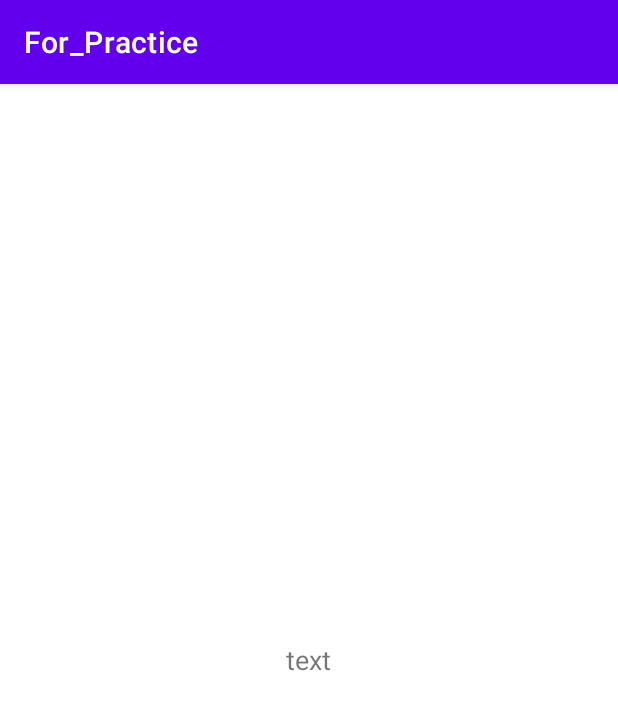
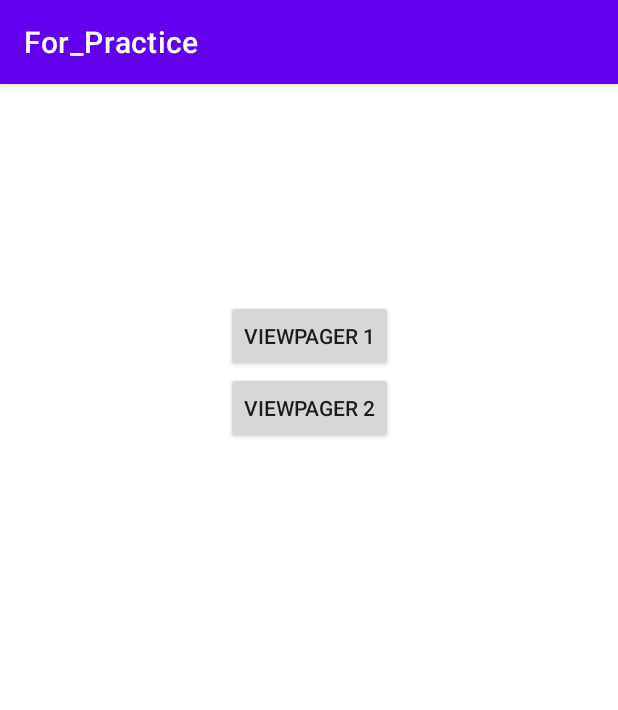
Before and after one commit to krymov-d/For_Practice, an Android app: the screen it shows after launch (MainActivity), on a phone screen of 412 x 824 dp. Shown: the top 710 px of the screen. Run offline under Robolectric (Android 15) with nearby library versions, the phone set to English and light mode, and no system bars.

Commit message:
This practice is bad

```diff
--- a/app/src/main/AndroidManifest.xml
+++ b/app/src/main/AndroidManifest.xml
@@ -25,6 +25,8 @@
                 android:name="android.app.lib_name"
                 android:value="" />
         </activity>
+        <activity android:name="kz.kd.for_practice.ActivityViewPager1" />
+        <activity android:name="kz.kd.for_practice.ActivityViewPager2" />
     </application>
 
 </manifest>
--- a/app/src/main/java/kz/kd/for_practice/MainActivity.kt
+++ b/app/src/main/java/kz/kd/for_practice/MainActivity.kt
@@ -1,8 +1,8 @@
 package kz.kd.for_practice
 
+import android.content.Intent
 import android.os.Bundle
-import android.util.Log
-import android.widget.Toast
+import android.widget.Button
 import androidx.appcompat.app.AppCompatActivity
 import androidx.viewpager.widget.ViewPager
 
@@ -13,36 +13,16 @@ class MainActivity : AppCompatActivity() {
         super.onCreate(savedInstanceState)
         setContentView(R.layout.activity_main)
 
-        viewPager = findViewById(R.id.viewpager)
-        val adapter = MyPagerAdapter()
+        val btnOne: Button = findViewById(R.id.viewpager_1)
+        btnOne.setOnClickListener{
+            val intent = Intent(this, ActivityViewPager1::class.java)
+            startActivity(intent)
+        }
 
-        viewPager.offscreenPageLimit = 1
-        viewPager.currentItem = 2
-        viewPager.adapter = adapter
-        viewPager.addOnPageChangeListener(object : ViewPager.OnPageChangeListener {
-            override fun onPageScrolled(
-                position: Int,
-                positionOffset: Float,
-                positionOffsetPixels: Int
-            ) {
-                Log.d("App", "onPageScrolled: position=$position, " +
-                        "positionOffset=$positionOffset, " +
-                        "positionOffsetPixels=$positionOffsetPixels")
-            }
-
-            override fun onPageSelected(position: Int) {
-                Log.d("App", "onPageSelected: $position")
-                Toast.makeText(this@MainActivity, "onPageSelected: $position", Toast.LENGTH_SHORT).show()
-            }
-
-            override fun onPageScrollStateChanged(state: Int) {
-                Log.d("App", "onPageScrollStateChanged: $state")
-            }
-        })
-    }
-
-    override fun onDestroy() {
-            viewPager.clearOnPageChangeListeners()
-            super.onDestroy()
+        val btnTwo: Button = findViewById(R.id.viewpager_2)
+        btnTwo.setOnClickListener{
+            val intent = Intent(this, ActivityViewPager2::class.java)
+            startActivity(intent)
+        }
     }
 }
--- a/app/src/main/res/layout/activity_main.xml
+++ b/app/src/main/res/layout/activity_main.xml
@@ -6,13 +6,26 @@
     android:layout_height="match_parent"
     tools:context=".MainActivity">
 
-    <androidx.viewpager.widget.ViewPager
-        android:id="@+id/viewpager"
+    <androidx.appcompat.widget.AppCompatButton
+        android:id="@+id/viewpager_1"
         android:layout_width="wrap_content"
         android:layout_height="wrap_content"
+        app:layout_constraintTop_toTopOf="parent"
         app:layout_constraintBottom_toBottomOf="parent"
+        app:layout_constraintStart_toStartOf="parent"
         app:layout_constraintEnd_toEndOf="parent"
+        android:text="ViewPager 1"
+        app:layout_constraintVertical_bias="0.2"/>
+
+    <androidx.appcompat.widget.AppCompatButton
+        android:id="@+id/viewpager_2"
+        android:layout_width="wrap_content"
+        android:layout_height="wrap_content"
+        app:layout_constraintTop_toBottomOf="@id/viewpager_1"
+        app:layout_constraintBottom_toBottomOf="parent"
         app:layout_constraintStart_toStartOf="parent"
-        app:layout_constraintTop_toTopOf="parent" />
+        app:layout_constraintEnd_toEndOf="parent"
+        android:text="ViewPager 2"
+        app:layout_constraintVertical_bias="0"/>
 
 </androidx.constraintlayout.widget.ConstraintLayout>
--- a/app/src/main/res/values/strings.xml
+++ b/app/src/main/res/values/strings.xml
@@ -1,3 +1,5 @@
 <resources>
     <string name="app_name">For_Practice</string>
+    <!-- TODO: Remove or change this placeholder text -->
+    <string name="hello_blank_fragment">Hello blank fragment</string>
 </resources>
```
Also changed, not shown: app/src/main/java/kz/kd/for_practice/ActivityViewPager1.kt (added, +48 -0 lines), app/src/main/java/kz/kd/for_practice/ActivityViewPager2.kt (added, +26 -0 lines), app/src/main/java/kz/kd/for_practice/MyFragment.kt (added, +63 -0 lines), app/src/main/java/kz/kd/for_practice/StaticStatePagerAdapter.kt (added, +33 -0 lines), app/src/main/res/layout/activity_viewpager_1.xml (added, +18 -0 lines), app/src/main/res/layout/activity_viewpager_2.xml (added, +28 -0 lines), app/src/main/res/layout/fragment1.xml (added, +28 -0 lines).
